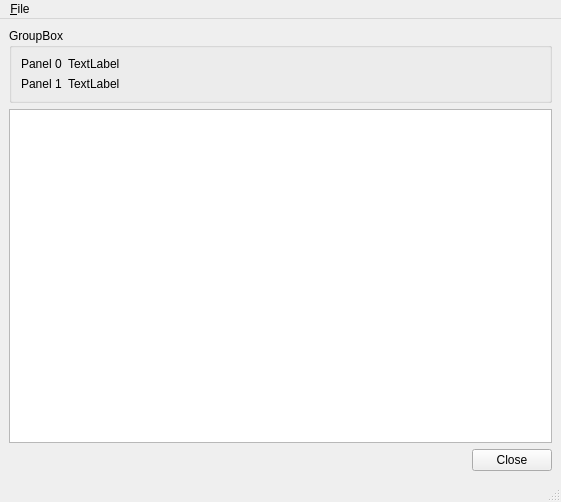
First picture: the form in src/ise/acquire_4030e_window.ui, repository simonoxen/plastimatch, before the edit.
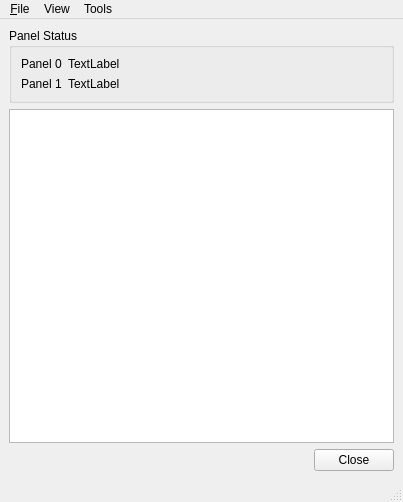
Second picture: the form after the edit.

Commit message:
Acquire4030e was modified since Jan. 2013. The current project is limited to "Varian 4030e panel + Radiographic mode" combination, which will be extended to Fluoroscopic mode.
Main improvements are:
- Graphic user interface for panel control.
- Program structure has been changed from while-loop to timer-based.
- Software handshaking capability.
- Dark field correction capability.
- etc...

Patch:
```diff
--- a/src/ise/acquire_4030e_window.ui
+++ b/src/ise/acquire_4030e_window.ui
@@ -6,7 +6,7 @@
    <rect>
     <x>0</x>
     <y>0</y>
-    <width>561</width>
+    <width>403</width>
     <height>502</height>
    </rect>
   </property>
@@ -18,7 +18,7 @@
     <item>
      <widget class="QGroupBox" name="groupBox">
       <property name="title">
-       <string>GroupBox</string>
+       <string>Panel Status</string>
       </property>
       <layout class="QVBoxLayout" name="verticalLayout">
        <item>
@@ -118,7 +118,7 @@
     <rect>
      <x>0</x>
      <y>0</y>
-     <width>561</width>
+     <width>403</width>
      <height>20</height>
     </rect>
    </property>
@@ -127,9 +127,26 @@
      <string>&amp;File</string>
     </property>
     <addaction name="action_Close"/>
-    <addaction name="action_Quit"/>
+    <addaction name="action_SafeQuit"/>
+    <addaction name="action_ForcedQuit"/>
+   </widget>
+   <widget class="QMenu" name="menuView">
+    <property name="title">
+     <string>View</string>
+    </property>
+    <addaction name="actionPanel_Controller_0"/>
+    <addaction name="actionPanel_Controller_1"/>
+   </widget>
+   <widget class="QMenu" name="menuTools">
+    <property name="title">
+     <string>Tools</string>
+    </property>
+    <addaction name="action_RestartPanel_0"/>
+    <addaction name="action_RestartPanel_1"/>
    </widget>
    <addaction name="menu_File"/>
+   <addaction name="menuView"/>
+   <addaction name="menuTools"/>
   </widget>
   <widget class="QStatusBar" name="statusbar"/>
   <action name="action_Close">
```
Left out of the diff: 118 changed lines with no effect on the pictures. The commit also changes 38 other files.
